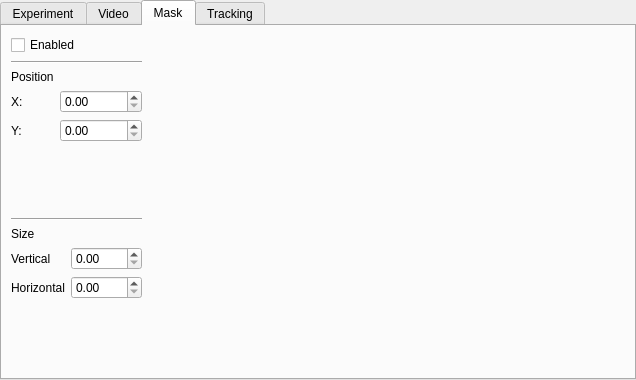
This is configwindow.ui in fgu-cas/kachna-tracker as Qt 5 draws it before an edit. The edited form follows.
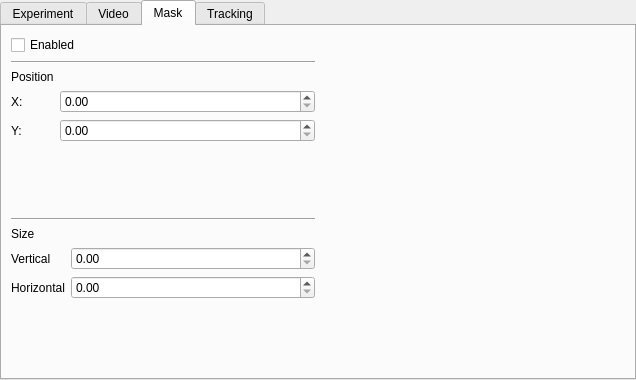
This is the edited form. The open tabs and pages were chosen to show the change.

Commit message: Add rudimentary support for shocks

```diff
--- a/configwindow.ui
+++ b/configwindow.ui
@@ -259,19 +259,6 @@
       </item>
      </layout>
     </item>
-    <item>
-     <spacer name="horizontalSpacer_2">
-      <property name="orientation">
-       <enum>Qt::Horizontal</enum>
-      </property>
-      <property name="sizeHint" stdset="0">
-       <size>
-        <width>40</width>
-        <height>20</height>
-       </size>
-      </property>
-     </spacer>
-    </item>
     <item>
      <widget class="QLabel" name="maskLabel">
       <property name="text">
```
Left out of the diff: 2 changed lines with no effect on the pictures. The commit also changes 2 other files.
